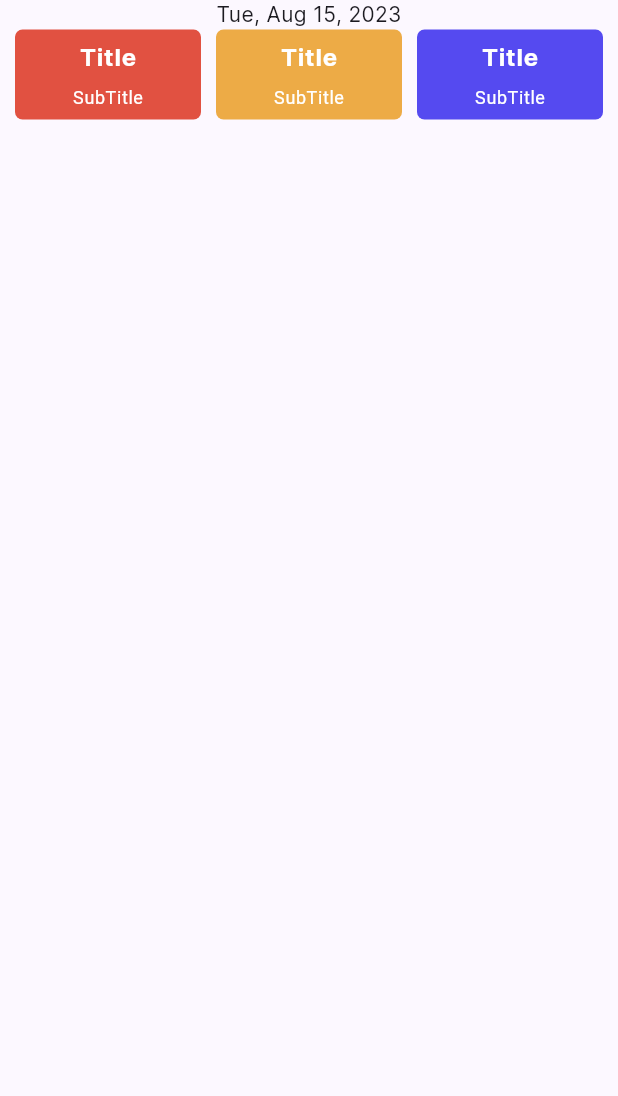
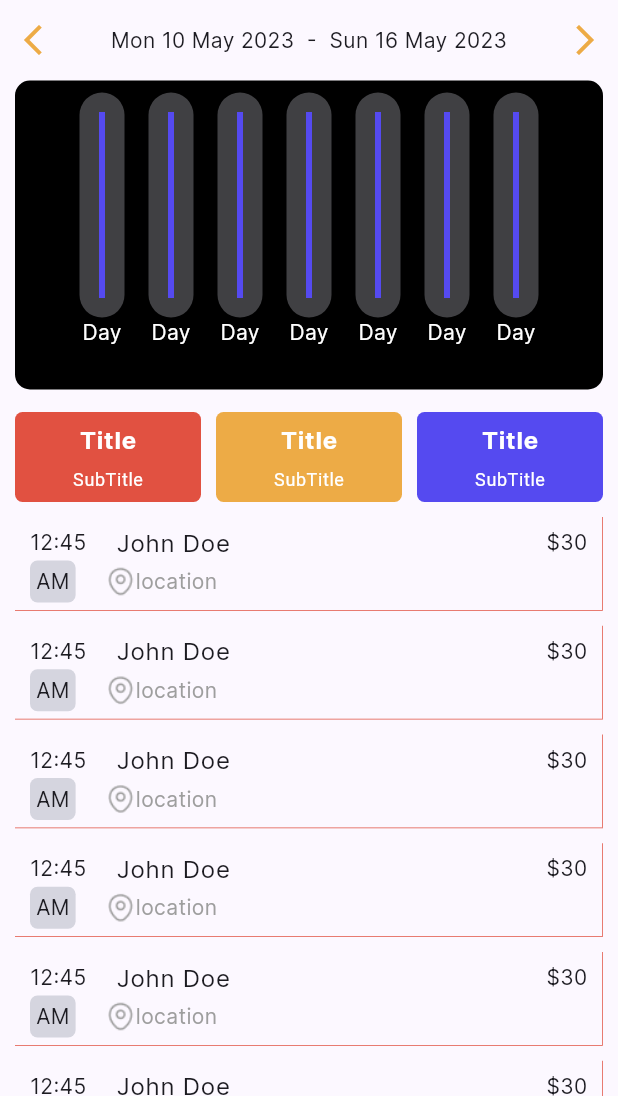
Before and after one commit to SeyramWood/drivnapp-fleetowner, a Flutter app: the SummaryView screen opened directly, after a tap on "Weekly", on a phone screen of 412 x 824 dp, the part 140-1236 px from its top. Run offline on Flutter 3.47's test engine with Material 2 defaults, Android fonts, the phone set to English and light mode, and no system bars; our stand-ins replace file_picker, flutter_typeahead, intl_phone_number_input, page_transition, pinput, smooth_page_indicator.

Commit message:
completing summary page

```diff
--- a/lib/features/auth/presentation/widget/formfield.dart
+++ b/lib/features/auth/presentation/widget/formfield.dart
@@ -18,6 +18,7 @@ class CustomFormField extends StatelessWidget {
   final Icon? prefixIcon;
   final IconData? suffixIcon;
   final Widget? prefix;
+
 
   @override
   Widget build(BuildContext context) {
--- a/lib/features/car/presentations/views/my.cars.dart
+++ b/lib/features/car/presentations/views/my.cars.dart
@@ -1,5 +1,3 @@
-import 'package:drivn_app/features/car/presentations/views/car.detail.dart';
-import 'package:drivn_app/features/car/presentations/widget/available.car.tile.dart';
 import 'package:drivn_app/features/car/presentations/widget/booked.dart';
 import 'package:flutter/material.dart';
 
--- a/lib/features/driver/presentation/views/request.view.dart
+++ b/lib/features/driver/presentation/views/request.view.dart
@@ -1,6 +1,4 @@
-import 'package:drivn_app/features/auth/presentation/widget/elevated.button.dart';
 import 'package:flutter/material.dart';
-import '../../../../shared/utils/constants/colors.dart';
 import '../widget/request.tile.dart';
 
 class RequestView extends StatefulWidget {
--- a/lib/features/driver/presentation/views/summary.view.dart
+++ b/lib/features/driver/presentation/views/summary.view.dart
@@ -1,5 +1,6 @@
 import 'package:drivn_app/features/driver/presentation/provider/toggle.dart';
 import 'package:drivn_app/features/driver/presentation/views/today.summary.view.dart';
+import 'package:drivn_app/features/driver/presentation/views/weekly.summary.view.dart';
 import 'package:flutter/material.dart';
 
 import '../../../../shared/utils/constants/colors.dart';
@@ -83,7 +84,8 @@ class SummaryView extends StatelessWidget {
                     ),
                   ),
                   // --------------------------------------------
-                  TodaySummaryview(),
+                  Expanded(
+                      child: state ? TodaySummaryView() : WeeklySummaryView()),
                 ],
               ),
             );
--- a/lib/features/driver/presentation/views/today.summary.view.dart
+++ b/lib/features/driver/presentation/views/today.summary.view.dart
@@ -1,37 +1,124 @@
-import 'package:drivn_app/features/driver/presentation/widget/container.dart';
-import 'package:drivn_app/shared/utils/constants/colors.dart';
 import 'package:flutter/material.dart';
 
-class TodaySummaryview extends StatelessWidget {
-  const TodaySummaryview({super.key});
+import '../../../../shared/utils/constants/colors.dart';
+import '../widget/summary.container.dart';
+
+class TodaySummaryView extends StatelessWidget {
+  const TodaySummaryView({super.key});
 
   @override
   Widget build(BuildContext context) {
-    return Column(
-      children: [
-        Text('Tue, Aug 15, 2023'),
-        Row(
+    return CustomScrollView(
+      slivers: [
+        SliverToBoxAdapter(
+          child: SizedBox(
+            height: 10,
+          ),
+        ),
+        SliverToBoxAdapter(
+          child: Text('Tue, Aug 15, 2023'),
+        ),
+        SliverToBoxAdapter(
+          child: SizedBox(
+            height: 10,
+          ),
+        ),
+        SliverToBoxAdapter(
+          child: Row(
             children: [
               SummaryContainer(
                 title: 'Title',
                 subTitle: 'SubTitle',
                 color: red,
               ),
-            SizedBox(width: 10,),
+              SizedBox(
+                width: 10,
+              ),
               SummaryContainer(
                 title: 'Title',
                 subTitle: 'SubTitle',
                 color: yellow,
               ),
-            SizedBox(width: 10,),
+              SizedBox(
+                width: 10,
+              ),
               SummaryContainer(
                 title: 'Title',
                 subTitle: 'SubTitle',
                 color: blue,
               ),
             ],
+          ),
+        ),
+        SliverList.builder(
+          itemBuilder: (context, index) {
+            return SummaryTile();
+          },
         )
       ],
     );
   }
 }
+
+class SummaryTile extends StatelessWidget {
+  const SummaryTile({super.key});
+
+  @override
+  Widget build(BuildContext context) {
+    return Padding(
+      padding: const EdgeInsets.only(top: 10.0),
+      child: Container(
+        padding: EdgeInsets.symmetric(horizontal: 10, vertical: 5),
+        decoration: BoxDecoration(
+          border: Border(
+            bottom: BorderSide(color: red, width: 0.5),
+            right: BorderSide(color: red, width: 0.5),
+          ),
+        ),
+        child: Column(
+          children: [
+            Row(
+              children: [
+                Text('12:45'),
+                SizedBox(width: 20),
+                Text(
+                  'John Doe',
+                  style: Theme.of(context).textTheme.bodyLarge,
+                ),
+                Spacer(),
+                Text('\$30'),
+              ],
+            ),
+            Row(
+              children: [
+                Container(
+                  padding: EdgeInsets.all(4),
+                  decoration: BoxDecoration(
+                      borderRadius: BorderRadius.circular(5), color: grey),
+                  child: Text('AM'),
+                ),
+                SizedBox(width: 20),
+                Row(
+                  children: [
+                    ImageIcon(
+                      AssetImage('assets/icons/location.png'),
+                      size: 20,
+                      color: Colors.grey,
+                    ),
+                    Text(
+                      'location',
+                      style: Theme.of(context)
+                          .textTheme
+                          .bodyMedium!
+                          .copyWith(color: Colors.grey),
+                    ),
+                  ],
+                ),
+              ],
+            ),
+          ],
+        ),
+      ),
+    );
+  }
+}
--- /dev/null
+++ b/lib/features/driver/presentation/views/weekly.summary.view.dart
@@ -0,0 +1,122 @@
+import 'package:drivn_app/features/driver/presentation/views/today.summary.view.dart';
+import 'package:flutter/material.dart';
+
+import '../../../../shared/utils/constants/colors.dart';
+import '../widget/summary.container.dart';
+
+class WeeklySummaryView extends StatelessWidget {
+  const WeeklySummaryView({super.key});
+
+  @override
+  Widget build(BuildContext context) {
+    return CustomScrollView(
+      slivers: [
+        SliverToBoxAdapter(
+          child: SizedBox(
+            height: 15,
+          ),
+        ),
+        SliverToBoxAdapter(
+          child: Row(
+            mainAxisAlignment: MainAxisAlignment.spaceBetween,
+            children: [
+              Icon(Icons.arrow_back_ios_new, color: yellow),
+              Text('Mon 10 May 2023  -  Sun 16 May 2023'),
+              Icon(Icons.arrow_forward_ios, color: yellow),
+            ],
+          ),
+        ),
+        SliverToBoxAdapter(
+          child: SizedBox(height: 15),
+        ),
+        WeeklySummaryCart(),
+        SliverToBoxAdapter(
+          child: SizedBox(height: 15),
+        ),
+        SliverToBoxAdapter(
+          child: Row(
+            children: [
+              SummaryContainer(
+                title: 'Title',
+                subTitle: 'SubTitle',
+                color: red,
+              ),
+              SizedBox(
+                width: 10,
+              ),
+              SummaryContainer(
+                title: 'Title',
+                subTitle: 'SubTitle',
+                color: yellow,
+              ),
+              SizedBox(
+                width: 10,
+              ),
+              SummaryContainer(
+                title: 'Title',
+                subTitle: 'SubTitle',
+                color: blue,
+              ),
+            ],
+          ),
+        ),
+        SliverList.builder(
+          itemBuilder: (context, index) {
+            return SummaryTile();
+          },
+        )
+      ],
+    );
+  }
+}
+
+class WeeklySummaryCart extends StatelessWidget {
+  const WeeklySummaryCart({super.key});
+
+  @override
+  Widget build(BuildContext context) {
+    return SliverToBoxAdapter(
+        child: Container(
+      height: MediaQuery.sizeOf(context).height / 4,
+      decoration:
+          BoxDecoration(color: black, borderRadius: BorderRadius.circular(10)),
+      child: Center(
+        child: Row(
+            mainAxisAlignment: MainAxisAlignment.center,
+            children: List.generate(
+              7,
+              (index) {
+                return Padding(
+                  padding: const EdgeInsets.all(8.0),
+                  child: Column(
+                    children: [
+                      //background container//
+                      Container(
+                        height: 150,
+                        width: 30,
+                        decoration: BoxDecoration(
+                            color: grey.withOpacity(.3),
+                            borderRadius: BorderRadius.circular(60)),
+                        padding: EdgeInsets.all(13),
+                        //second indicator bg//
+                        child: Container(
+                            color: grey,
+                            //main indicator//
+                            child: Container(
+                              height: 5,
+                              color: blue,
+                            )),
+                      ),
+                      Text(
+                        'Day',
+                        style: TextStyle(color: white),
+                      )
+                    ],
+                  ),
+                );
+              },
+            )),
+      ),
+    ));
+  }
+}
--- a/lib/main.dart
+++ b/lib/main.dart
@@ -1,13 +1,8 @@
-import 'package:drivn_app/app/home.dart';
 import 'package:drivn_app/config/themes/light.theme.dart';
 import 'package:drivn_app/features/car/presentations/providers/car.provider.dart';
-import 'package:drivn_app/features/car/presentations/views/add.car.form.dart';
-import 'package:drivn_app/features/car/presentations/views/car.detail.dart';
 import 'package:drivn_app/features/driver/presentation/views/main.page.dart';
 import 'package:flutter/material.dart';
 import 'package:provider/provider.dart';
-
-import 'features/auth/presentation/views/login_screen.dart';
 
 void main() {
   runApp(MultiProvider(providers: [
```
Also changed, not shown: lib/features/auth/presentation/views/validating.view.dart (added, +91 -0 lines), lib/features/auth/presentation/views/verifyDriver.view.dart (added, +155 -0 lines), lib/features/car/presentations/views/add.car.form.dart (+2 -5 lines), lib/features/car/presentations/widget/form.field.dart (+4 -31 lines), lib/features/driver/presentation/views/main.page.dart (+7 -1 lines), lib/features/user/presentation/view/driver.profile.view.dart (added, +43 -0 lines), lib/features/driver/presentation/widget/summary.container.dart (renamed from lib/features/driver/presentation/widget/container.dart). Lines whose indentation alone changed are shown as unchanged.
